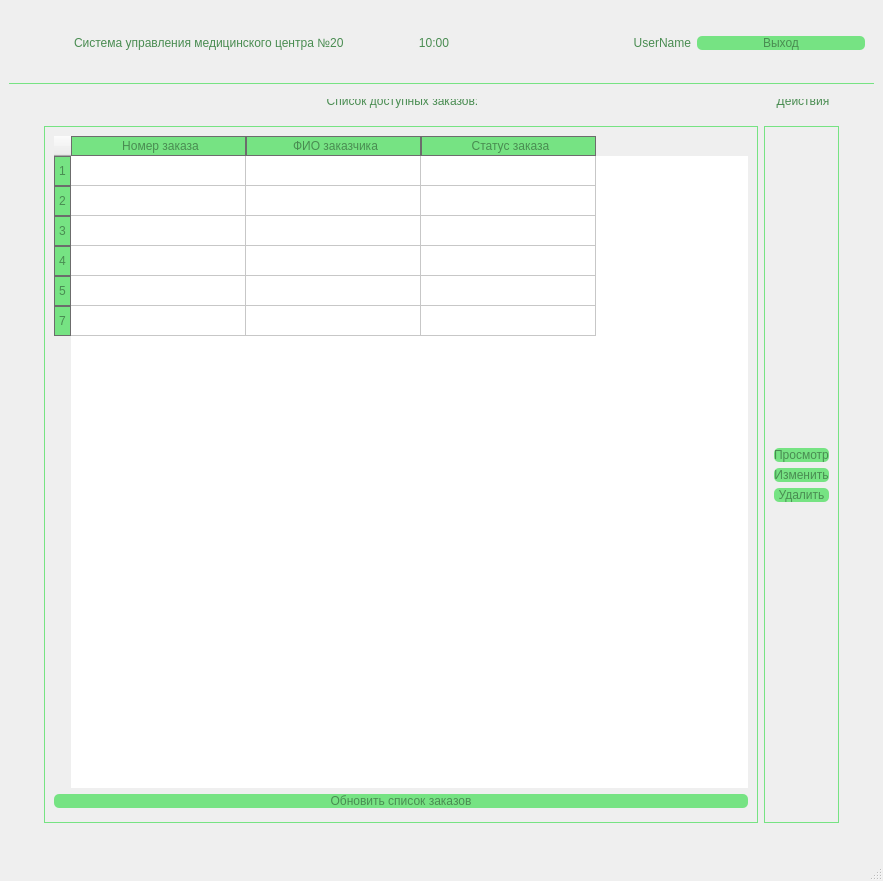
Before: the Qt Designer form mainwindow.ui in AlexeyAleksandrov/CovidCenterDesktop, drawn with Qt 5.
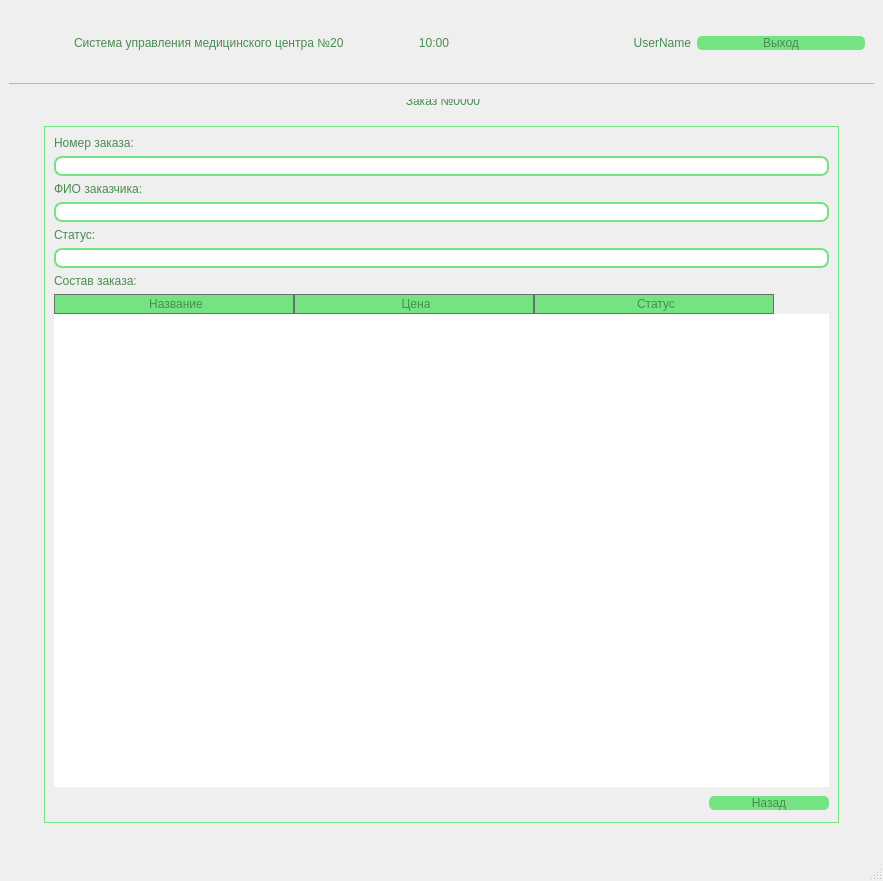
After: the same form once the commit is applied. The open tabs and pages were chosen to show the change. Icons and pictures are not drawn.

Commit message: Добавлен просмотр заказа

Diff of the .ui file:
```diff
--- a/mainwindow.ui
+++ b/mainwindow.ui
@@ -24,7 +24,7 @@
   </property>
   <property name="styleSheet">
    <string notr="true">MainWindow{
-background:rgb(255, 255, 255);
+	background:rgb(255, 255, 255);
 	color: rgb(0, 0, 0);
 }
 
@@ -142,59 +142,26 @@
 	background: none;
 }
 
-
 QComboBox{
-color:rgb(235, 235, 235);
+color:rgb(118, 227, 131);
+font: 16pt &quot;Comic Sans MS&quot;;
 border-radius:5px;
-background:rgb(60, 60, 60)
+background:rgb(255, 255, 255);
+	border-color: rgb(118, 227, 111);
 }
 
-QComboBox:editable{
-color:rgb(235, 235, 235);
-border-radius:5px;
-background:rgb(60, 60, 60)
+QComboBox QAbstractItemView
+{
+    color:rgb(73, 140,81);
+	font: 16pt &quot;Comic Sans MS&quot;;
+	border-radius:5px;
+	background:rgb(255, 255, 255);
+	border-color: rgb(118, 227, 111);
 }
 
-QComboBox::drop-down{
-color:rgb(235, 235, 235);
-border-radius:5px;
-background-color: rgb(50, 50,100);
-}
-
-QComboBox::down-arrow{
-color:rgb(235, 235, 235);
-border-radius:5px;
-background-color: rgb(50, 50,100)
-}
-
-QComboBox QAbstractItemView{
-color:rgb(235, 235, 235);
-border-radius:5px;
-background:rgb(60, 60, 60)
-}
-
-QComboBox{
-color:rgb(235, 235, 235);
-border-radius:5px;
-background:rgb(60, 60, 60)
-}
-
-QComboBox:editable{
-color:rgb(235, 235, 235);
-border-radius:5px;
-background:rgb(60, 60, 60)
-}
-
-QComboBox::drop-down{
-color:rgb(235, 235, 235);
-border-radius:5px;
-background-color: rgb(50, 50,100)
-}
-
-QComboBox::down-arrow{
-color:rgb(235, 235, 235);
-border-radius:5px;
-background-color: rgb(50, 50,100)
+QComboBox::drop-down
+{
+	background:rgb(118, 227, 131);
 }
 
 QTableWidget{
@@ -211,7 +178,12 @@
     border: 1px solid #6c6c6c;
 }
 
-
+QListView {
+	background:rgb(255, 255, 255);
+	border-radius:5px;
+	color: rgb(118, 227, 131);
+	font: 13pt &quot;Comic Sans MS&quot;;
+}
 </string>
   </property>
   <widget class="QWidget" name="centralwidget">
@@ -1498,7 +1470,13 @@
             </spacer>
            </item>
            <item row="2" column="0">
-            <widget class="QPushButton" name="pushButton">
+            <widget class="QPushButton" name="pushButton_member_showOrder">
+             <property name="minimumSize">
+              <size>
+               <width>110</width>
+               <height>0</height>
+              </size>
+             </property>
              <property name="text">
               <string>Просмотр</string>
              </property>
@@ -1531,6 +1509,135 @@
              </property>
             </widget>
            </item>
+           <item row="1" column="0">
+            <widget class="QPushButton" name="pushButton_member_createOrder">
+             <property name="text">
+              <string>Создать</string>
+             </property>
+            </widget>
+           </item>
+          </layout>
+         </widget>
+        </item>
+       </layout>
+      </widget>
+      <widget class="QWidget" name="page">
+       <layout class="QGridLayout" name="gridLayout_15">
+        <item row="0" column="0">
+         <widget class="QGroupBox" name="groupBox_member_showOrder">
+          <property name="title">
+           <string>Заказ №0000</string>
+          </property>
+          <layout class="QGridLayout" name="gridLayout_16">
+           <item row="9" column="0">
+            <spacer name="horizontalSpacer_17">
+             <property name="orientation">
+              <enum>Qt::Horizontal</enum>
+             </property>
+             <property name="sizeHint" stdset="0">
+              <size>
+               <width>40</width>
+               <height>20</height>
+              </size>
+             </property>
+            </spacer>
+           </item>
+           <item row="1" column="0">
+            <widget class="QLabel" name="label">
+             <property name="text">
+              <string>Номер заказа:</string>
+             </property>
+            </widget>
+           </item>
+           <item row="6" column="0" colspan="2">
+            <widget class="QLineEdit" name="lineEdit_member_showOrder_status">
+             <property name="readOnly">
+              <bool>true</bool>
+             </property>
+            </widget>
+           </item>
+           <item row="5" column="0" colspan="2">
+            <widget class="QLabel" name="label_3">
+             <property name="text">
+              <string>Статус:</string>
+             </property>
+            </widget>
+           </item>
+           <item row="2" column="0" colspan="2">
+            <widget class="QLineEdit" name="lineEdit_member_showOrder_orderId">
+             <property name="readOnly">
+              <bool>true</bool>
+             </property>
+            </widget>
+           </item>
+           <item row="4" column="0" colspan="2">
+            <widget class="QLineEdit" name="lineEdit_member_showOrder_fio">
+             <property name="readOnly">
+              <bool>true</bool>
+             </property>
+            </widget>
+           </item>
+           <item row="9" column="1">
+            <widget class="QPushButton" name="pushButton_member_showOrder_return">
+             <property name="minimumSize">
+              <size>
+               <width>120</width>
+               <height>0</height>
+              </size>
+             </property>
+             <property name="text">
+              <string>Назад</string>
+             </property>
+            </widget>
+           </item>
+           <item row="7" column="0" colspan="2">
+            <widget class="QLabel" name="label_4">
+             <property name="text">
+              <string>Состав заказа:</string>
+             </property>
+            </widget>
+           </item>
+           <item row="3" column="0" colspan="2">
+            <widget class="QLabel" name="label_2">
+             <property name="text">
+              <string>ФИО заказчика:</string>
+             </property>
+            </widget>
+           </item>
+           <item row="8" column="0" colspan="2">
+            <widget class="QTableWidget" name="tableWidget_member_showOrder_services">
+             <property name="verticalScrollBarPolicy">
+              <enum>Qt::ScrollBarAlwaysOff</enum>
+             </property>
+             <property name="horizontalScrollBarPolicy">
+              <enum>Qt::ScrollBarAlwaysOff</enum>
+             </property>
+             <property name="sizeAdjustPolicy">
+              <enum>QAbstractScrollArea::AdjustToContents</enum>
+             </property>
+             <property name="wordWrap">
+              <bool>true</bool>
+             </property>
+             <attribute name="horizontalHeaderDefaultSectionSize">
+              <number>240</number>
+             </attribute>
+             <column>
+              <property name="text">
+               <string>Название</string>
+              </property>
+             </column>
+             <column>
+              <property name="text">
+               <string>Цена</string>
+              </property>
+             </column>
+             <column>
+              <property name="text">
+               <string>Статус</string>
+              </property>
+             </column>
+            </widget>
+           </item>
           </layout>
          </widget>
         </item>
```
Left out of the diff: 17 changed lines with no effect on the pictures. The commit also changes 11 other files.
